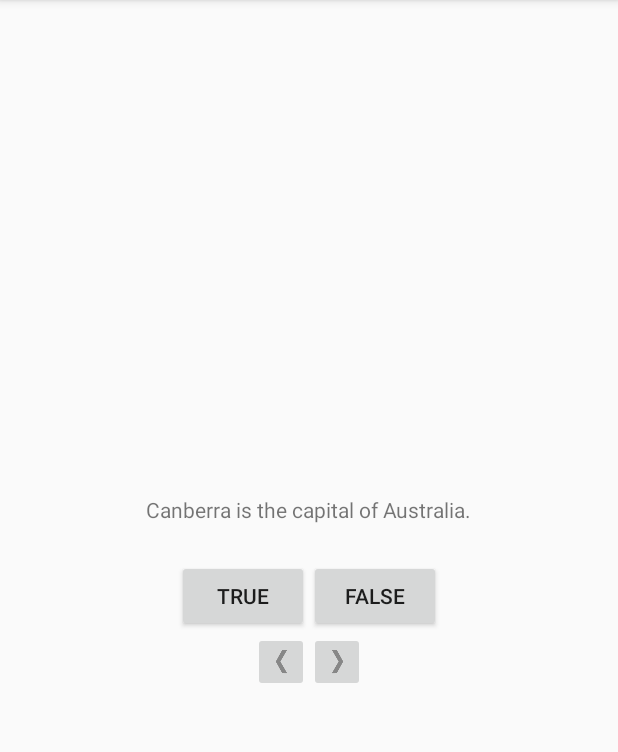
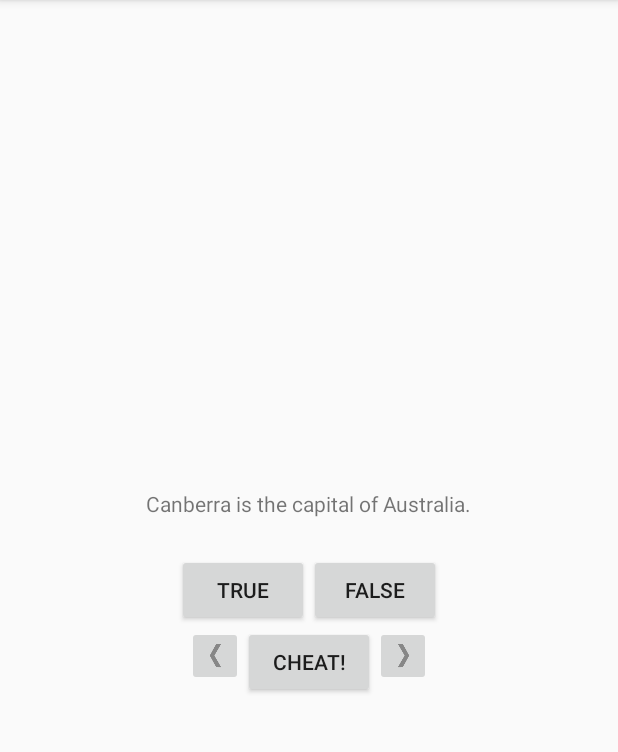
Before and after one commit to alprael/GeoQuiz, an Android app: the screen it shows after launch (QuizActivity), after a tap on "TRUE", on a phone screen of 412 x 824 dp, the part 84-836 px from its top. Run offline under Robolectric (Android 15) with nearby library versions, the phone set to English and light mode, and no system bars.

Commit message:
added cheat button

```diff
--- a/app/src/main/AndroidManifest.xml
+++ b/app/src/main/AndroidManifest.xml
@@ -16,6 +16,8 @@
         <category android:name="android.intent.category.LAUNCHER"/>
       </intent-filter>
     </activity>
+    <activity android:name=".CheatActivty">
+    </activity>
   </application>
 
 </manifest>
--- a/app/src/main/java/edu/cnm/deepdive/geoquiz/QuizActivity.java
+++ b/app/src/main/java/edu/cnm/deepdive/geoquiz/QuizActivity.java
@@ -1,5 +1,8 @@
 package edu.cnm.deepdive.geoquiz;
 
+import android.app.Activity;
+import android.content.Intent;
+import android.support.annotation.Nullable;
 import android.support.v7.app.AppCompatActivity;
 import android.os.Bundle;
 import android.util.Log;
@@ -9,16 +12,20 @@ import android.widget.Button;
 import android.widget.ImageButton;
 import android.widget.TextView;
 import android.widget.Toast;
+import java.security.cert.Certificate;
 
 public class QuizActivity extends AppCompatActivity {
 
   private static final String TAG = "QuizActivity";
   private static final String KEY_INDEX = "index";
+  private static final int REQUEST_CODE_CHEAT = 0;
+
   private Button mTrueButton;
   private Button mFalseButton;
   private ImageButton mNextButton;
   private ImageButton mPreviousButton;
   private TextView mQuestionTextView;
+  private TextView mCheatbutton;
 
   private Question[] mQuestionBank = new Question[]{
       new Question(R.string.question_australia, true),
@@ -30,11 +37,11 @@ public class QuizActivity extends AppCompatActivity {
   };
 
   private int mCurrentIndex = 0;
+  private boolean mIsCheater;
 
   @Override
   protected void onCreate(Bundle savedInstanceState) {
     super.onCreate(savedInstanceState);
-    Log.d(TAG, "onCeate(Bundle) called");
     setContentView(R.layout.activity_quiz);
 
     if (savedInstanceState != null) {
@@ -67,9 +74,20 @@ public class QuizActivity extends AppCompatActivity {
       @Override
       public void onClick(View v) {
         mCurrentIndex = (mCurrentIndex + 1) % mQuestionBank.length;
+        mIsCheater = false;
         //int question = mQuestionBank[mCurrentIndex].getmTextResId();
         //mQuestionTextView.setText(question);
         updateQuestion();
+      }
+    });
+
+    mCheatbutton = (Button) findViewById(R.id.cheat_button);
+    mCheatbutton.setOnClickListener(new View.OnClickListener(){
+      @Override
+      public void onClick(View v) {
+        boolean answerIsTrue = mQuestionBank[mCurrentIndex].ismAnswerTrue();
+        Intent intent = CheatActivty.newIntent(QuizActivity.this, answerIsTrue);
+        startActivityForResult(intent, REQUEST_CODE_CHEAT);
       }
     });
 
@@ -87,6 +105,19 @@ public class QuizActivity extends AppCompatActivity {
         updateQuestion();
       }
     });
+  }
+
+  @Override
+  protected void onActivityResult(int requestCode, int resultCode, @Nullable Intent data) {
+    if (resultCode != Activity.RESULT_OK) {
+      return;
+    }
+    if (requestCode == REQUEST_CODE_CHEAT) {
+      if (data == null) {
+        return;
+      }
+      mIsCheater = CheatActivty.wasAnswerShown(data);
+    }
   }
 
   @Override
@@ -137,13 +168,16 @@ public class QuizActivity extends AppCompatActivity {
     boolean answerIsTrue = mQuestionBank[mCurrentIndex].ismAnswerTrue();
 
     int messageResId = 0;
+    if (mIsCheater) {
+      messageResId = R.string.judgement_toast;
+    } else {
 
-    if (userPressedTrue == answerIsTrue) {
-      messageResId = R.string.correct_toast;
-    } else {
-      messageResId = R.string.incorrect_toast;
+      if (userPressedTrue == answerIsTrue) {
+        messageResId = R.string.correct_toast;
+      } else {
+        messageResId = R.string.incorrect_toast;
+      }
+      Toast.makeText(this, messageResId, Toast.LENGTH_SHORT).show();
     }
-    Toast.makeText(this, messageResId, Toast.LENGTH_SHORT).show();
   }
-
 }
--- a/app/src/main/res/layout-land/activity_quiz.xml
+++ b/app/src/main/res/layout-land/activity_quiz.xml
@@ -43,6 +43,13 @@
       android:src="@drawable/arrow_left"
       android:contentDescription="@string/previous_button"/>
 
+    <Button
+      android:id="@+id/cheat_button"
+      android:layout_width="wrap_content"
+      android:layout_height="wrap_content"
+      android:layout_gravity="center_horizontal"
+      android:text="@string/cheat_button"/>
+
     <ImageButton
       android:id="@+id/next_button"
       android:layout_width="wrap_content"
--- a/app/src/main/res/layout/activity_quiz.xml
+++ b/app/src/main/res/layout/activity_quiz.xml
@@ -42,6 +42,12 @@
       android:src="@drawable/arrow_left"
       android:contentDescription="@string/previous_button"/>
 
+    <Button
+      android:id="@+id/cheat_button"
+      android:layout_width="wrap_content"
+      android:layout_height="wrap_content"
+      android:text="@string/cheat_button"/>
+
     <ImageButton
       android:id="@+id/next_button"
       android:layout_width="wrap_content"
--- a/app/src/main/res/values/strings.xml
+++ b/app/src/main/res/values/strings.xml
@@ -12,4 +12,8 @@
   <string name="previous_button">Prev</string>
   <string name="correct_toast">Correct</string>
   <string name="incorrect_toast">Incorrect</string>
+  <string name="warning_text">Are you sure you want to do this?</string>
+  <string name="show_answer_button">Show Answer</string>
+  <string name="cheat_button">Cheat!</string>
+  <string name="judgement_toast">Cheating is wrong.</string>
 </resources>
```
Also changed, not shown: app/src/main/java/edu/cnm/deepdive/geoquiz/CheatActivty.java (added, +60 -0 lines), app/src/main/res/layout/activity_cheat.xml (added, +28 -0 lines).
